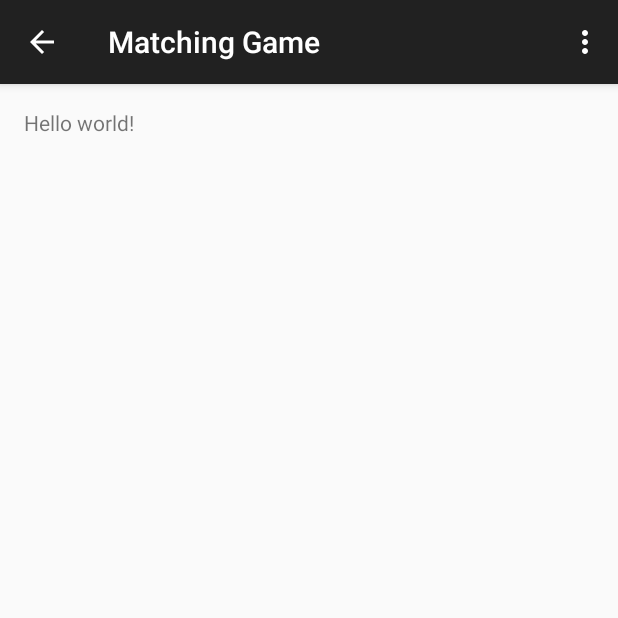
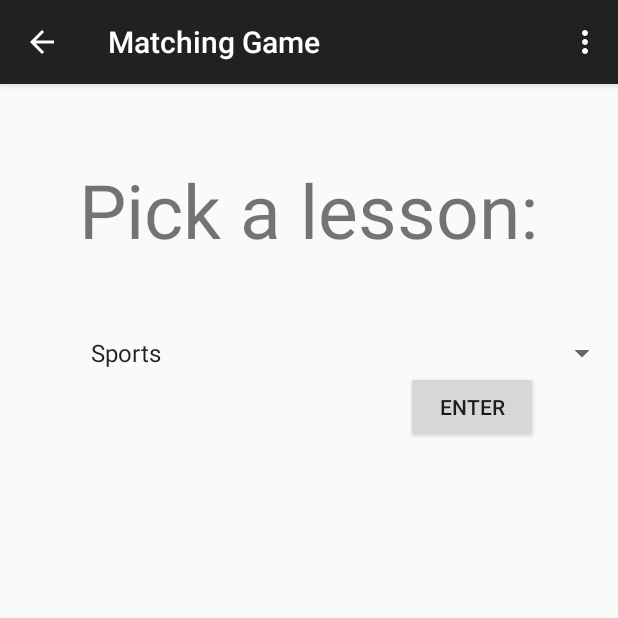
Before and after one commit to Victoria-Sardelli/androidLangGame, an Android app: the Matching screen opened directly, with no data from a screen before it, on a phone screen of 412 x 824 dp, the top half of it. Run offline under Robolectric (Android 15) with nearby library versions, the phone set to English and light mode, and no system bars.

Commit message:
now Matching leads to PickTopic. I have to now create the actual game, because at the moment, it just leads to the same fill-in-the-blank game as before

```diff
--- a/app/src/main/java/com/example/tori/matchinggame/FillInBlank.java
+++ b/app/src/main/java/com/example/tori/matchinggame/FillInBlank.java
@@ -63,6 +63,7 @@ public class FillInBlank extends ActionBarActivity {
         String curr = spinner.getSelectedItem().toString();
         String topic = getIntent().getExtras().getString("topic");
         Intent intent;
+        //start the right language game
         if (topic.equals("japanese")) {
             intent = new Intent(this, FillLessonJap.class);
             intent.putExtra("lesson", curr);
--- a/app/src/main/res/layout/activity_matching.xml
+++ b/app/src/main/res/layout/activity_matching.xml
@@ -1,12 +1,37 @@
 <RelativeLayout xmlns:android="http://schemas.android.com/apk/res/android"
-    xmlns:tools="http://schemas.android.com/tools" android:layout_width="match_parent"
-    android:layout_height="match_parent" android:paddingLeft="@dimen/activity_horizontal_margin"
-    android:paddingRight="@dimen/activity_horizontal_margin"
-    android:paddingTop="@dimen/activity_vertical_margin"
-    android:paddingBottom="@dimen/activity_vertical_margin"
+    xmlns:tools="http://schemas.android.com/tools"
+    android:layout_width="match_parent"
+    android:layout_height="match_parent"
     tools:context="com.example.tori.matchinggame.Matching">
 
-    <TextView android:text="@string/hello_world" android:layout_width="wrap_content"
-        android:layout_height="wrap_content" />
+    <TextView
+        android:id="@+id/lesson"
+        android:layout_width="wrap_content"
+        android:layout_height="wrap_content"
+        android:gravity="center"
+        android:textSize="50sp"
+        android:layout_marginTop="50dp"
+        android:layout_centerHorizontal="true"
+        android:text="Pick a lesson:"/>
+
+
+    <Spinner
+        android:id="@+id/vocabSpinner"
+        android:layout_width="fill_parent"
+        android:layout_height="wrap_content"
+        android:layout_below="@+id/lesson"
+        android:layout_marginTop="50dp"
+        android:layout_alignLeft="@+id/lesson"/>
+
+    <Button
+        android:layout_width="wrap_content"
+        android:layout_height="wrap_content"
+        android:layout_below="@+id/vocabSpinner"
+        android:layout_alignRight="@+id/lesson"
+
+        android:text="Enter"
+
+        android:onClick="beginVocab"/>
+
 
 </RelativeLayout>
```
Also changed, not shown: app/src/main/java/com/example/tori/matchinggame/Matching.java (+35 -0 lines).
